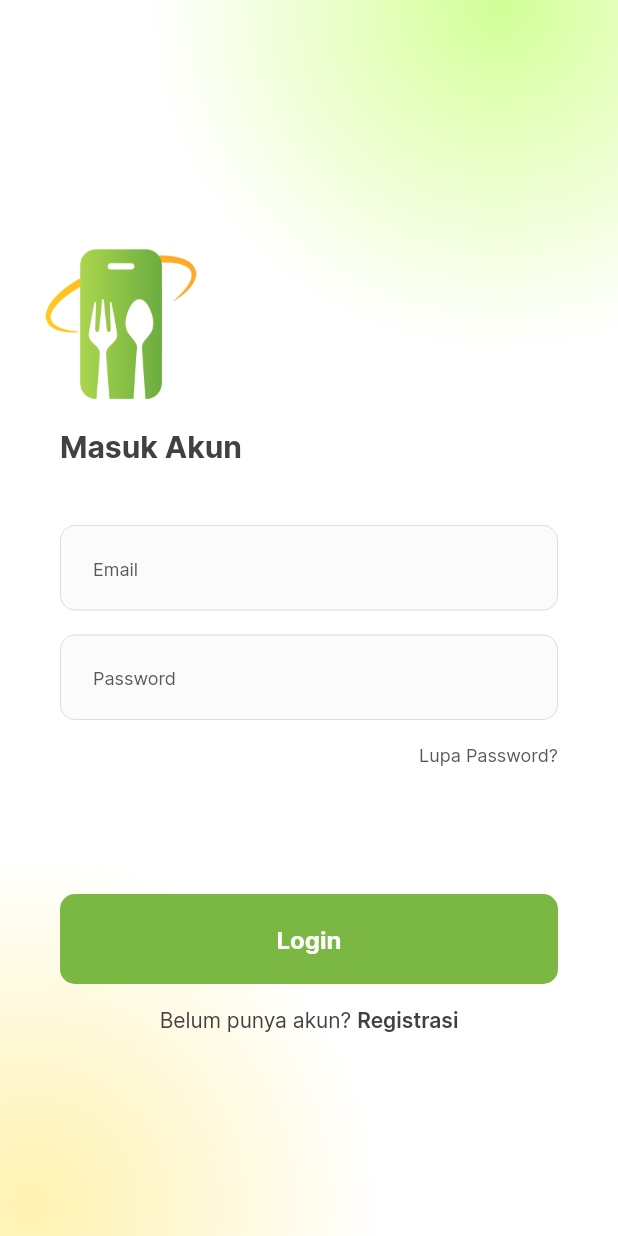
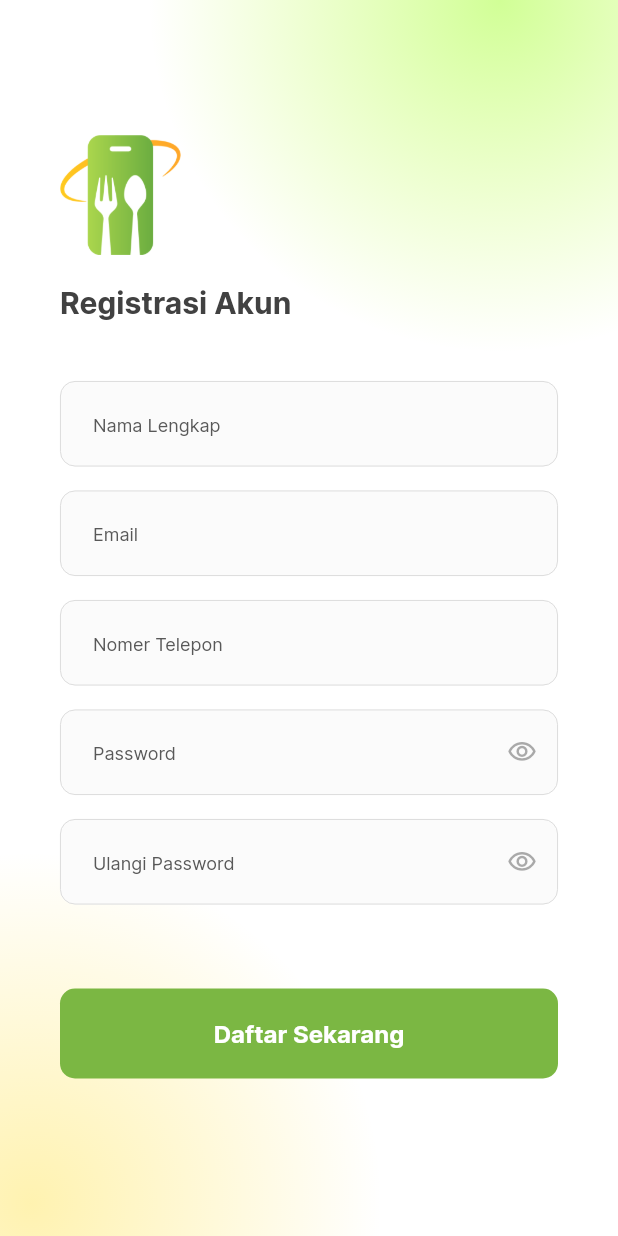
Before and after one commit to nouvalrz/kateringku_mobile, a Flutter app: the screen it shows after launch, on a phone screen of 412 x 824 dp. Run offline on Flutter 3.47's test engine with Material 2 defaults, Android fonts, the phone set to English and light mode, and no system bars; our stand-ins replace flutter_svg.

Commit message:
Create registration screen

```diff
--- a/lib/main.dart
+++ b/lib/main.dart
@@ -1,6 +1,6 @@
 import 'package:flutter/material.dart';
 import 'package:flutter/services.dart';
-import 'package:kateringku_mobile/screens/authentication/authentication_view.dart';
+import 'package:kateringku_mobile/screens/register/register_view.dart';
 // ignore: unused_import
 import 'package:kateringku_mobile/themes/app_theme.dart';
 
@@ -18,7 +18,7 @@
   Widget build(BuildContext context) {
     return MaterialApp(
       theme: AppTheme.theme,
-      home: const AuthenticationView(),
+      home: const RegisterView(),
     );
   }
 }
--- a/lib/screens/authentication/authentication_view.dart
+++ b/lib/screens/authentication/authentication_view.dart
@@ -5,8 +5,22 @@ import 'package:flutter_svg/flutter_svg.dart';
 import 'package:kateringku_mobile/constants/image_path.dart';
 import 'package:kateringku_mobile/themes/app_theme.dart';
 
-class AuthenticationView extends StatelessWidget {
+class AuthenticationView extends StatefulWidget {
   const AuthenticationView({Key? key}) : super(key: key);
+
+  @override
+  State<AuthenticationView> createState() => _AuthenticationViewState();
+}
+
+class _AuthenticationViewState extends State<AuthenticationView> {
+  // Initially password is obscure
+  bool _passwordVisible = true;
+  final TextEditingController _userPasswordController = TextEditingController();
+
+  @override
+  void initState() {
+    _passwordVisible = false;
+  }
 
   @override
   Widget build(BuildContext context) {
@@ -62,8 +76,29 @@ class AuthenticationView extends StatelessWidget {
                     ),
                     Padding(
                       padding: const EdgeInsets.only(bottom: 16),
-                      child: TextField(
-                        decoration: const InputDecoration(hintText: 'Password'),
+                      child: TextFormField(
+                        keyboardType: TextInputType.text,
+                        controller: _userPasswordController,
+                        obscureText: !_passwordVisible,
+                        decoration: InputDecoration(
+                            hintText: 'Password',
+                            suffixIcon: IconButton(
+                                splashColor: Colors.transparent,
+                                onPressed: () {
+                                  // Update the state i.e. toogle the state of passwordVisible variable
+                                  setState(() {
+                                    _passwordVisible = !_passwordVisible;
+                                  });
+                                },
+                                icon: Icon(
+                                  // Based on passwordVisible state choose the icon
+                                  _passwordVisible
+                                      ? Icons.visibility_off_outlined
+                                      : Icons.visibility_outlined,
+                                  color:
+                                      AppTheme.secondaryBlack.withOpacity(0.5),
+                                  size: 20,
+                                ))),
                         style: AppTheme.textTheme.labelMedium,
                       ),
                     ),
--- /dev/null
+++ b/lib/screens/register/register_view.dart
@@ -0,0 +1,176 @@
+import 'package:flutter/material.dart';
+import 'package:kateringku_mobile/constants/vector_path.dart';
+import 'package:flutter_svg/flutter_svg.dart';
+import 'package:kateringku_mobile/constants/image_path.dart';
+import 'package:kateringku_mobile/themes/app_theme.dart';
+import 'package:kateringku_mobile/components/primary_button.dart';
+
+class RegisterView extends StatefulWidget {
+  const RegisterView({Key? key}) : super(key: key);
+
+  @override
+  State<RegisterView> createState() => _RegisterViewState();
+}
+
+class _RegisterViewState extends State<RegisterView> {
+  bool _passwordVisible = true;
+  final TextEditingController _userPasswordController = TextEditingController();
+  bool _passwordConfirmationVisible = true;
+  final TextEditingController _userPasswordConfirmationController =
+      TextEditingController();
+
+  @override
+  void initState() {
+    _passwordVisible = false;
+    _passwordConfirmationVisible = false;
+  }
+
+  @override
+  Widget build(BuildContext context) {
+    return Scaffold(
+      body: Stack(children: [
+        Align(
+          child: SvgPicture.asset(VectorPath.orangeRadial),
+          alignment: Alignment.bottomLeft,
+        ),
+        Align(
+          child: SvgPicture.asset(VectorPath.greenRadial),
+          alignment: Alignment.topRight,
+        ),
+        SingleChildScrollView(
+          physics: const BouncingScrollPhysics(),
+          child: ConstrainedBox(
+            constraints: const BoxConstraints(),
+            child: Stack(children: [
+              Column(
+                mainAxisAlignment: MainAxisAlignment.center,
+                children: [
+                  Row(children: [
+                    Padding(
+                      padding:
+                          const EdgeInsets.only(left: 40, bottom: 20, top: 90),
+                      child: Image.asset(
+                        ImagePath.kateringkuLogo,
+                        height: 80,
+                      ),
+                    )
+                  ]),
+                  Row(
+                    children: [
+                      Padding(
+                        padding: const EdgeInsets.only(left: 40, bottom: 40),
+                        child: Text(
+                          'Registrasi Akun',
+                          style: AppTheme.textTheme.titleLarge,
+                        ),
+                      ),
+                    ],
+                  ),
+                  Padding(
+                    padding: const EdgeInsets.fromLTRB(40, 0, 40, 0),
+                    child: Column(
+                      children: [
+                        Padding(
+                          padding: const EdgeInsets.only(bottom: 16),
+                          child: TextField(
+                            decoration:
+                                const InputDecoration(hintText: 'Nama Lengkap'),
+                            style: AppTheme.textTheme.labelMedium,
+                          ),
+                        ),
+                        Padding(
+                          padding: const EdgeInsets.only(bottom: 16),
+                          child: TextField(
+                            decoration:
+                                const InputDecoration(hintText: 'Email'),
+                            style: AppTheme.textTheme.labelMedium,
+                          ),
+                        ),
+                        Padding(
+                          padding: const EdgeInsets.only(bottom: 16),
+                          child: TextField(
+                            decoration: const InputDecoration(
+                                hintText: 'Nomer Telepon'),
+                            style: AppTheme.textTheme.labelMedium,
+                          ),
+                        ),
+                        passwordInput(),
+                        passwordConfirmationInput(),
+                        Padding(
+                          padding: const EdgeInsets.only(top: 40, bottom: 120),
+                          child: PrimaryButton(
+                              title: 'Daftar Sekarang', onTap: () {}),
+                        ),
+                      ],
+                    ),
+                  ),
+                ],
+              )
+            ]),
+          ),
+        ),
+      ]),
+    );
+  }
+
+  Padding passwordInput() {
+    return Padding(
+      padding: const EdgeInsets.only(bottom: 16),
+      child: TextFormField(
+        keyboardType: TextInputType.text,
+        controller: _userPasswordController,
+        obscureText: !_passwordVisible,
+        decoration: InputDecoration(
+            hintText: 'Password',
+            suffixIcon: IconButton(
+                splashColor: Colors.transparent,
+                onPressed: () {
+                  // Update the state i.e. toogle the state of passwordVisible variable
+                  setState(() {
+                    _passwordVisible = !_passwordVisible;
+                  });
+                },
+                icon: Icon(
+                  // Based on passwordVisible state choose the icon
+                  _passwordVisible
+                      ? Icons.visibility_off_outlined
+                      : Icons.visibility_outlined,
+                  color: AppTheme.secondaryBlack.withOpacity(0.5),
+                  size: 20,
+                ))),
+        style: AppTheme.textTheme.labelMedium,
+      ),
+    );
+  }
+
+  Padding passwordConfirmationInput() {
+    return Padding(
+      padding: const EdgeInsets.only(bottom: 16),
+      child: TextFormField(
+        keyboardType: TextInputType.text,
+        controller: _userPasswordConfirmationController,
+        obscureText: !_passwordConfirmationVisible,
+        decoration: InputDecoration(
+            hintText: 'Ulangi Password',
+            suffixIcon: IconButton(
+                splashColor: Colors.transparent,
+                onPressed: () {
+                  // Update the state i.e. toogle the state of passwordVisible variable
+                  setState(() {
+                    _passwordConfirmationVisible =
+                        !_passwordConfirmationVisible;
+                  });
+                },
+                icon: Icon(
+                  // Based on passwordVisible state choose the icon
+                  _passwordConfirmationVisible
+                      ? Icons.visibility_off_outlined
+                      : Icons.visibility_outlined,
+                  color: AppTheme.secondaryBlack.withOpacity(0.5),
+                  size: 20,
+                ))),
+        style: AppTheme.textTheme.labelMedium,
+      ),
+    );
+  }
+}
--- a/lib/themes/app_theme.dart
+++ b/lib/themes/app_theme.dart
@@ -62,7 +62,7 @@ class AppTheme {
       primaryIconTheme: const IconThemeData(color: primaryOrange),
       splashColor: primaryOrange.withOpacity(.4),
       inputDecorationTheme: InputDecorationTheme(
-          contentPadding: const EdgeInsets.fromLTRB(22, 20, 20, 20),
+          contentPadding: const EdgeInsets.fromLTRB(22, 20, 22, 20),
           hintStyle: textTheme.labelSmall,
           fillColor: secondaryWhite,
           filled: true,
```
